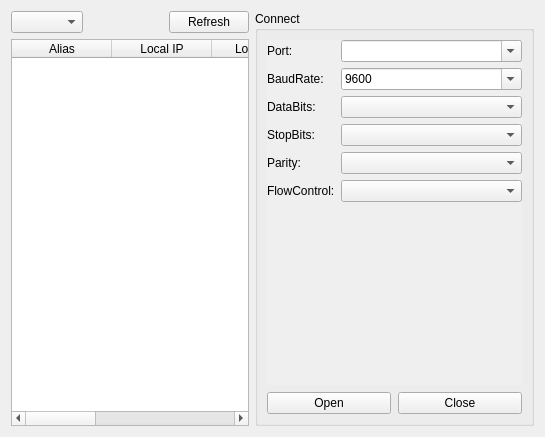
The window that src/ui/devicetab.ui (Insomnia1437/SerialTest) describes before a commit, drawn with Qt 5.
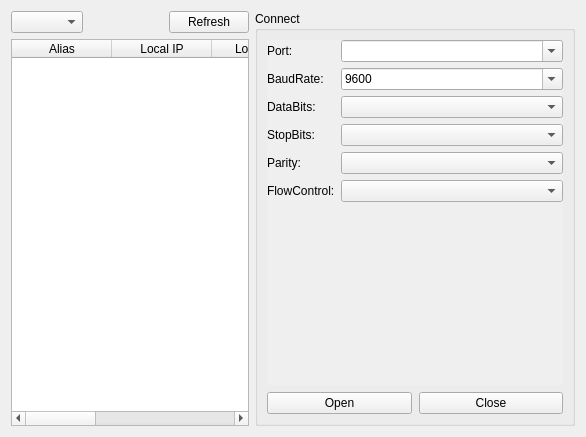
The same window after the commit. The open tabs and pages were chosen to show the change. Custom widgets are drawn as their Qt base class.

Commit message: refactor: Improve connection parameter panel width and scroll policy

```diff
--- a/src/ui/devicetab.ui
+++ b/src/ui/devicetab.ui
@@ -557,6 +557,12 @@
        <verstretch>0</verstretch>
       </sizepolicy>
      </property>
+     <property name="minimumSize">
+      <size>
+       <width>320</width>
+       <height>0</height>
+      </size>
+     </property>
      <property name="title">
       <string>Connect</string>
      </property>
@@ -588,6 +594,9 @@
             <property name="frameShape">
              <enum>QFrame::NoFrame</enum>
             </property>
+            <property name="horizontalScrollBarPolicy">
+             <enum>Qt::ScrollBarAlwaysOff</enum>
+            </property>
             <property name="widgetResizable">
              <bool>true</bool>
             </property>
```
Left out of the diff: 6 changed lines with no effect on the pictures. The commit also changes 1 other file.
